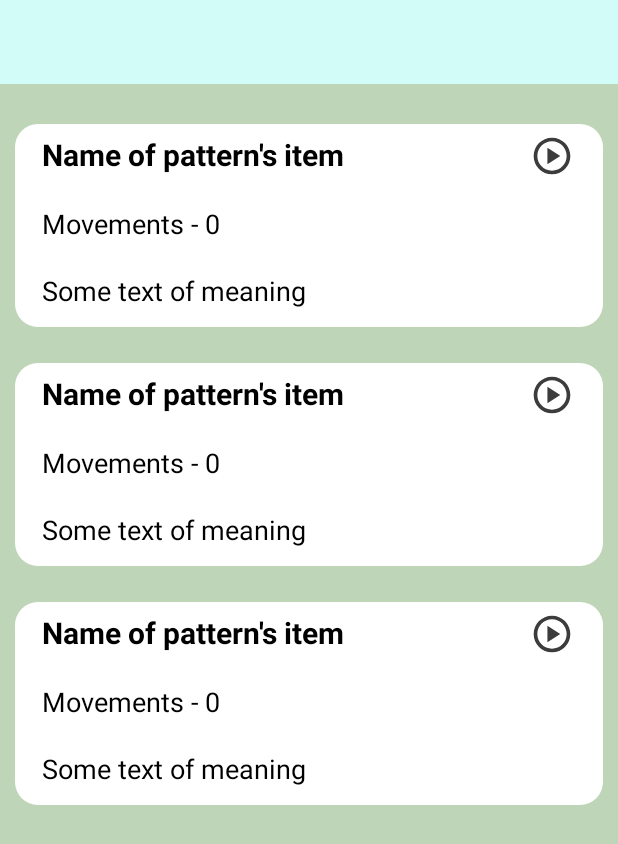
After one commit to yanna-stepanova/TaekwBelt, an Android app: the layout fragment_patterns.xml on its own in the app's theme, with its tools: preview values and no code run, on a phone screen of 412 x 824 dp. The commit adds this screen. Shown: the top 844 px of the screen. Run offline under Robolectric (Android 15) with nearby library versions, the light colour scheme and no system bars.

Commit message:
Display a list of patterns. A button of video doesn't work.

```diff
--- a/app/src/main/java/com/example/taekwbelt/ui/requirements/RequirementsAdapter.java
+++ b/app/src/main/java/com/example/taekwbelt/ui/requirements/RequirementsAdapter.java
@@ -48,7 +48,7 @@ public class RequirementsAdapter extends BaseAdapter {
 
     @Override
     public View getView(int position, View convertView, ViewGroup parent) {
-        ItemRequirementBinding binding = ItemRequirementBinding.inflate(getReqInflater(),parent, false);
+        ItemRequirementBinding binding = ItemRequirementBinding.inflate(getReqInflater(), parent, false);
         binding.nameRequirement.setText(getRequirModel(position).getName());
         return binding.getRoot();
     }
--- a/app/src/main/java/com/example/taekwbelt/ui/requirements/RequirementsFragment.java
+++ b/app/src/main/java/com/example/taekwbelt/ui/requirements/RequirementsFragment.java
@@ -10,7 +10,6 @@ import android.view.ViewGroup;
 
 import androidx.annotation.NonNull;
 import androidx.annotation.Nullable;
-import androidx.appcompat.app.AppCompatActivity;
 import androidx.appcompat.widget.Toolbar;
 import androidx.fragment.app.Fragment;
 import androidx.navigation.NavController;
--- /dev/null
+++ b/app/src/main/res/drawable/ic_play_video.xml
@@ -0,0 +1,5 @@
+<vector android:autoMirrored="true" android:height="24dp"
+    android:tint="#3C3C3C" android:viewportHeight="24"
+    android:viewportWidth="24" android:width="24dp" xmlns:android="http://schemas.android.com/apk/res/android">
+    <path android:fillColor="@android:color/white" android:pathData="M12,2C6.48,2 2,6.48 2,12s4.48,10 10,10s10,-4.48 10,-10S17.52,2 12,2zM12,20c-4.41,0 -8,-3.59 -8,-8s3.59,-8 8,-8s8,3.59 8,8S16.41,20 12,20zM9.5,16.5l7,-4.5l-7,-4.5V16.5z"/>
+</vector>
--- a/app/src/main/res/drawable/style_list_view.xml
+++ b/app/src/main/res/drawable/style_list_view.xml
@@ -1,6 +1,6 @@
 <?xml version="1.0" encoding="utf-8"?>
 <shape xmlns:android="http://schemas.android.com/apk/res/android"
     android:shape="rectangle">
-    <corners android:radius="10dp" />
+    <corners android:radius="15dp" />
     <solid android:color="@color/white"/>
 </shape>
--- /dev/null
+++ b/app/src/main/res/layout/fragment_patterns.xml
@@ -0,0 +1,55 @@
+<?xml version="1.0" encoding="utf-8"?>
+<androidx.constraintlayout.widget.ConstraintLayout xmlns:android="http://schemas.android.com/apk/res/android"
+    xmlns:app="http://schemas.android.com/apk/res-auto"
+    xmlns:tools="http://schemas.android.com/tools"
+    android:layout_width="match_parent"
+    android:layout_height="match_parent"
+    android:background="@color/light_green"
+    tools:context=".ui.patterns.PatternsFragment">
+
+    <com.google.android.material.appbar.MaterialToolbar
+        android:id="@+id/patternToolbar"
+        android:layout_width="match_parent"
+        android:layout_height="wrap_content"
+        android:background="@color/toolbar_color"
+        android:minHeight="?attr/actionBarSize"
+        android:theme="?attr/actionBarTheme"
+        app:titleCentered="true"
+        tools:layout_editor_absoluteX="1dp"
+        tools:layout_editor_absoluteY="1dp"
+        app:layout_constraintTop_toTopOf="parent"
+        app:layout_constraintLeft_toLeftOf="parent"
+        app:layout_constraintRight_toRightOf="parent"/>
+
+    <androidx.constraintlayout.widget.Guideline
+        android:id="@+id/gLTop"
+        android:layout_width="wrap_content"
+        android:layout_height="wrap_content"
+        android:orientation="horizontal"
+        app:layout_constraintGuide_percent="0.10" />
+
+    <androidx.constraintlayout.widget.Guideline
+        android:id="@+id/gLLeft"
+        android:layout_width="wrap_content"
+        android:layout_height="wrap_content"
+        android:orientation="vertical"
+        app:layout_constraintGuide_begin="10dp"/>
+
+    <androidx.constraintlayout.widget.Guideline
+        android:id="@+id/gLRight"
+        android:layout_width="wrap_content"
+        android:layout_height="wrap_content"
+        android:orientation="vertical"
+        app:layout_constraintGuide_end="10dp"/>
+
+    <ListView
+        android:id="@+id/listPatterns"
+        android:layout_width="0dp"
+        android:layout_height="wrap_content"
+        android:divider="@null"
+        android:dividerHeight="24dp"
+        app:layout_constraintStart_toStartOf="@id/gLLeft"
+        app:layout_constraintEnd_toEndOf="@id/gLRight"
+        app:layout_constraintTop_toTopOf="@id/gLTop"
+        tools:listitem="@layout/item_pattern" />
+</androidx.constraintlayout.widget.ConstraintLayout>
--- /dev/null
+++ b/app/src/main/res/layout/item_pattern.xml
@@ -0,0 +1,112 @@
+<?xml version="1.0" encoding="utf-8"?>
+<androidx.constraintlayout.widget.ConstraintLayout xmlns:android="http://schemas.android.com/apk/res/android"
+    xmlns:app="http://schemas.android.com/apk/res-auto"
+    xmlns:tools="http://schemas.android.com/tools"
+    android:layout_width="match_parent"
+    android:layout_height="match_parent"
+    android:background="@drawable/style_list_view">
+
+    <!-- there're all borders for all sides of the screen -->
+    <androidx.constraintlayout.widget.Guideline
+        android:id="@+id/glTopPattern"
+        android:layout_width="wrap_content"
+        android:layout_height="wrap_content"
+        android:orientation="horizontal"
+        app:layout_constraintGuide_percent="0.05" />
+
+    <androidx.constraintlayout.widget.Guideline
+        android:id="@+id/glBottomPattern"
+        android:layout_width="wrap_content"
+        android:layout_height="wrap_content"
+        android:layout_marginTop="8dp"
+        android:orientation="horizontal"
+        app:layout_constraintTop_toBottomOf="@id/meaningPattern" />
+
+    <androidx.constraintlayout.widget.Guideline
+        android:id="@+id/glLeftPattern"
+        android:layout_width="wrap_content"
+        android:layout_height="wrap_content"
+        android:layout_marginBottom="24dp"
+        android:orientation="vertical"
+        app:layout_constraintBottom_toBottomOf="parent"
+        app:layout_constraintGuide_begin="18dp" />
+
+    <androidx.constraintlayout.widget.Guideline
+        android:id="@+id/glRightPattern"
+        android:layout_width="wrap_content"
+        android:layout_height="wrap_content"
+        android:orientation="vertical"
+        app:layout_constraintGuide_end="18dp"/>
+
+    <!-- there're all components at the display -->
+    <TextView
+        android:id="@+id/namePattern"
+        android:layout_width="0dp"
+        android:layout_height="wrap_content"
+        android:layout_marginEnd="32dp"
+        android:orientation="vertical"
+        android:text="Name of pattern's item"
+        android:textAllCaps="false"
+        android:textColor="@color/black"
+        android:textSize="20dp"
+        android:textStyle="bold"
+        app:layout_constraintEnd_toStartOf="@id/imageVideoPattern"
+        app:layout_constraintStart_toStartOf="@id/glLeftPattern"
+        app:layout_constraintTop_toTopOf="@id/glTopPattern" />
+
+    <ImageView
+        android:id="@+id/imageVideoPattern"
+        android:layout_width="32dp"
+        android:layout_height="29dp"
+        app:layout_constraintEnd_toEndOf="@id/glRightPattern"
+        app:layout_constraintTop_toTopOf="@id/glTopPattern"
+        app:srcCompat="@drawable/ic_play_video" />
+
+    <TextView
+        android:id="@+id/textView"
+        android:layout_width="0dp"
+        android:layout_height="wrap_content"
+        android:layout_marginTop="20dp"
+        android:text="Movements - "
+        android:textColor="@color/black"
+        android:textSize="18dp"
+        app:layout_constraintStart_toEndOf="@id/glLeftPattern"
+        app:layout_constraintTop_toBottomOf="@id/namePattern" />
+
+    <TextView
+        android:id="@+id/tvMovement"
+        android:layout_width="wrap_content"
+        android:layout_height="wrap_content"
+        android:text="0"
+        android:textColor="@color/black"
+        android:textSize="18dp"
+        app:layout_constraintStart_toEndOf="@id/textView"
+        app:layout_constraintTop_toTopOf="@id/textView"/>
+
+    <TextView
+        android:id="@+id/meaningPattern"
+        android:layout_width="0dp"
+        android:layout_height="wrap_content"
+        android:layout_marginTop="20dp"
+        android:text="Some text of meaning"
+        android:textColor="@color/black"
+        android:textSize="18dp"
+        android:gravity="left"
+        app:layout_constraintStart_toStartOf="@id/glLeftPattern"
+        app:layout_constraintTop_toBottomOf="@id/textView"
+        app:layout_constraintEnd_toEndOf="@id/glRightPattern"
+        android:paddingBottom="12dp"
+        />
+
+    <androidx.constraintlayout.widget.Barrier
+        android:id="@+id/barrierPattern"
+        android:layout_width="wrap_content"
+        android:layout_height="0dp"
+        android:background="#04010B"
+        app:barrierDirection="bottom"
+        app:barrierMargin="20dp"
+        app:constraint_referenced_ids="meaningPattern"
+        app:layout_constraintTop_toBottomOf="@id/glBottomPattern"
+        tools:visibility="visible" />
+
+</androidx.constraintlayout.widget.ConstraintLayout>
--- a/app/src/main/res/values/strings.xml
+++ b/app/src/main/res/values/strings.xml
@@ -7,5 +7,5 @@
     <string name="title_about">About</string>
     <string name="title_selected_belt">Grading Material</string>
     <string name="title_requirements">Requirements</string>
-
+    <string name="title_patterns">Patterns</string>
 </resources>
```
Also changed, not shown: app/src/main/java/com/example/taekwbelt/models/UBGradingPattern.java (+38 -5 lines), app/src/main/java/com/example/taekwbelt/placeholder/PlaceholderContent.java (deleted, +0 -72 lines), app/src/main/java/com/example/taekwbelt/ui/categories/CategoriesFragment.java (+7 -0 lines), app/src/main/java/com/example/taekwbelt/ui/patterns/PatternsAdapter.java (added, +61 -0 lines), app/src/main/java/com/example/taekwbelt/ui/patterns/PatternsFragment.java (added, +38 -0 lines), app/src/main/res/navigation/main_graph.xml (+12 -0 lines), app/src/main/res/raw/resources.json (deleted, +0 -20 lines).
